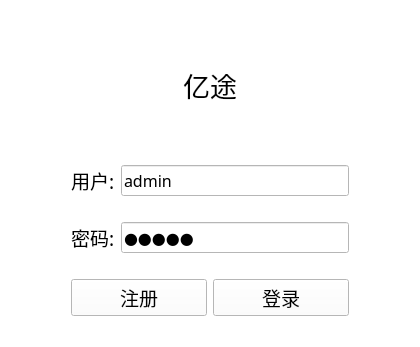
musuwer/Program_Final_Assignment, file Trip_Memory/ui/login_window.ui: the form before one commit.
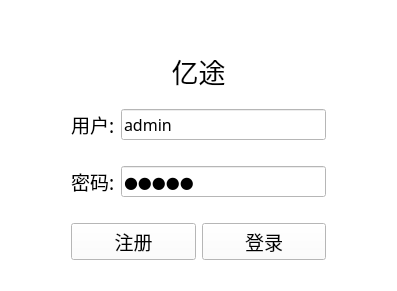
The form after the commit.

The edit to the form file:
```diff
--- a/Trip_Memory/ui/login_window.ui
+++ b/Trip_Memory/ui/login_window.ui
@@ -6,8 +6,8 @@
    <rect>
     <x>0</x>
     <y>0</y>
-    <width>420</width>
-    <height>347</height>
+    <width>397</width>
+    <height>291</height>
    </rect>
   </property>
   <property name="windowTitle">
```
